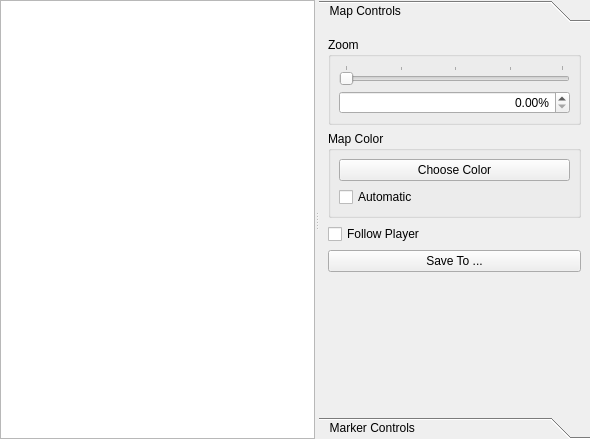
The window that widgets/map/ui/globalmapwidget.ui (matzman666/PyPipboyApp) describes before a commit, drawn with Qt 5.
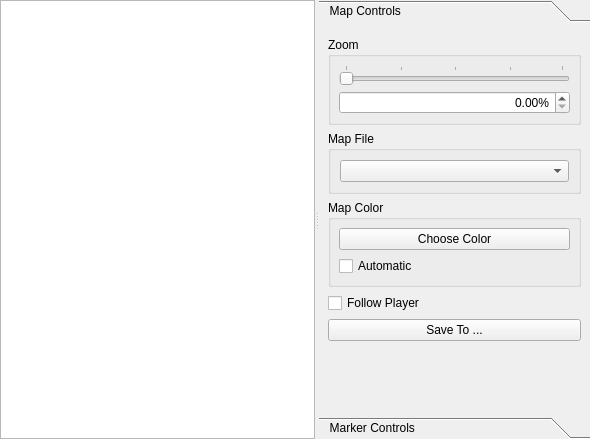
The same window after the commit.

Commit message: Added a map file combobox.

```diff
--- a/widgets/map/ui/globalmapwidget.ui
+++ b/widgets/map/ui/globalmapwidget.ui
@@ -78,8 +78,8 @@
            <rect>
             <x>0</x>
             <y>0</y>
-            <width>270</width>
-            <height>385</height>
+            <width>261</width>
+            <height>371</height>
            </rect>
           </property>
           <attribute name="label">
@@ -142,6 +142,18 @@
              </layout>
             </widget>
            </item>
+           <item>
+            <widget class="QGroupBox" name="groupBox_3">
+             <property name="title">
+              <string>Map File</string>
+             </property>
+             <layout class="QVBoxLayout" name="verticalLayout_7">
+              <item>
+               <widget class="QComboBox" name="mapFileComboBox"/>
+              </item>
+             </layout>
+            </widget>
+           </item>
            <item>
             <widget class="QGroupBox" name="groupBox_2">
              <property name="title">
```
Left out of the diff: 48 changed lines with no effect on the pictures. The commit also changes 3 other files.
